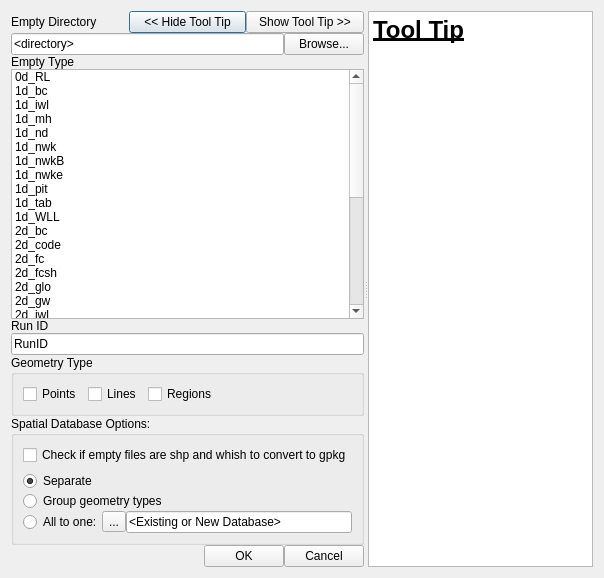
Qt form tuflow/forms/ui_tuflowqgis_import_empties.ui (TUFLOW-Support/QGIS-TUFLOW-Plugin) before a commit.
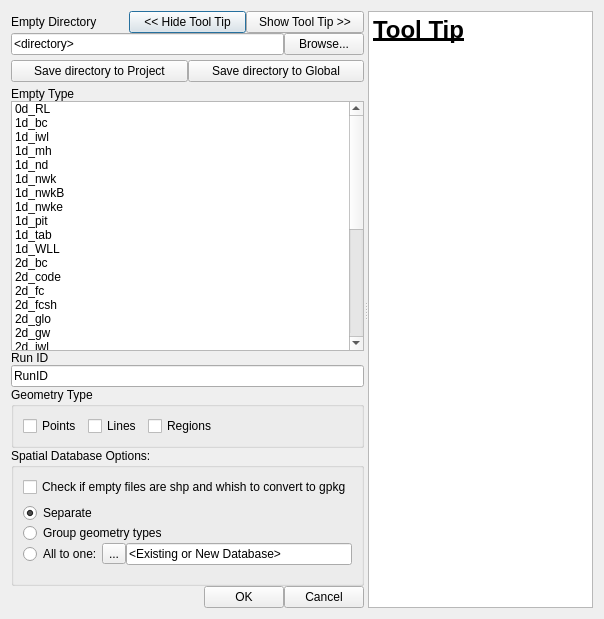
The same form after that commit.

What changed in the file:
```diff
--- a/tuflow/forms/ui_tuflowqgis_import_empties.ui
+++ b/tuflow/forms/ui_tuflowqgis_import_empties.ui
@@ -7,7 +7,7 @@
     <x>0</x>
     <y>0</y>
     <width>604</width>
-    <height>572</height>
+    <height>619</height>
    </rect>
   </property>
   <property name="windowTitle">
@@ -25,7 +25,7 @@
         <number>0</number>
        </property>
        <item>
-        <layout class="QHBoxLayout" name="horizontalLayout">
+        <layout class="QHBoxLayout" name="horizontalLayout_17">
          <item>
           <widget class="QLabel" name="label1">
            <property name="text">
@@ -50,7 +50,7 @@
         </layout>
        </item>
        <item>
-        <layout class="QHBoxLayout" name="horizontalLayout_2">
+        <layout class="QHBoxLayout" name="horizontalLayout">
          <item>
           <widget class="QLineEdit" name="emptydir">
            <property name="minimumSize">
@@ -76,6 +76,56 @@
          </item>
         </layout>
        </item>
+       <item>
+        <spacer name="verticalSpacer_2">
+         <property name="orientation">
+          <enum>Qt::Vertical</enum>
+         </property>
+         <property name="sizeType">
+          <enum>QSizePolicy::Fixed</enum>
+         </property>
+         <property name="sizeHint" stdset="0">
+          <size>
+           <width>0</width>
+           <height>5</height>
+          </size>
+         </property>
+        </spacer>
+       </item>
+       <item>
+        <layout class="QHBoxLayout" name="horizontalLayout_2">
+         <item>
+          <widget class="QPushButton" name="pbSaveToProject">
+           <property name="text">
+            <string>Save directory to Project</string>
+           </property>
+          </widget>
+         </item>
+         <item>
+          <widget class="QPushButton" name="pbSaveToGlobal">
+           <property name="text">
+            <string>Save directory to Global</string>
+           </property>
+          </widget>
+         </item>
+        </layout>
+       </item>
+       <item>
+        <spacer name="verticalSpacer_3">
+         <property name="orientation">
+          <enum>Qt::Vertical</enum>
+         </property>
+         <property name="sizeType">
+          <enum>QSizePolicy::Fixed</enum>
+         </property>
+         <property name="sizeHint" stdset="0">
+          <size>
+           <width>0</width>
+           <height>5</height>
+          </size>
+         </property>
+        </spacer>
+       </item>
        <item>
         <layout class="QHBoxLayout" name="horizontalLayout_3">
          <item>
@@ -97,6 +147,12 @@
              <height>250</height>
             </size>
            </property>
+           <property name="maximumSize">
+            <size>
+             <width>16777215</width>
+             <height>16777215</height>
+            </size>
+           </property>
            <property name="baseSize">
             <size>
              <width>0</width>
@@ -451,24 +507,24 @@
               </item>
              </layout>
             </item>
+            <item>
+             <spacer name="verticalSpacer">
+              <property name="orientation">
+               <enum>Qt::Vertical</enum>
+              </property>
+              <property name="sizeHint" stdset="0">
+               <size>
+                <width>20</width>
+                <height>40</height>
+               </size>
+              </property>
+             </spacer>
+            </item>
            </layout>
           </widget>
          </item>
         </layout>
        </item>
-       <item>
-        <spacer name="verticalSpacer">
-         <property name="orientation">
-          <enum>Qt::Vertical</enum>
-         </property>
-         <property name="sizeHint" stdset="0">
-          <size>
-           <width>20</width>
-           <height>0</height>
-          </size>
-         </property>
-        </spacer>
-       </item>
        <item>
         <layout class="QHBoxLayout" name="horizontalLayout_12">
          <item>
```
